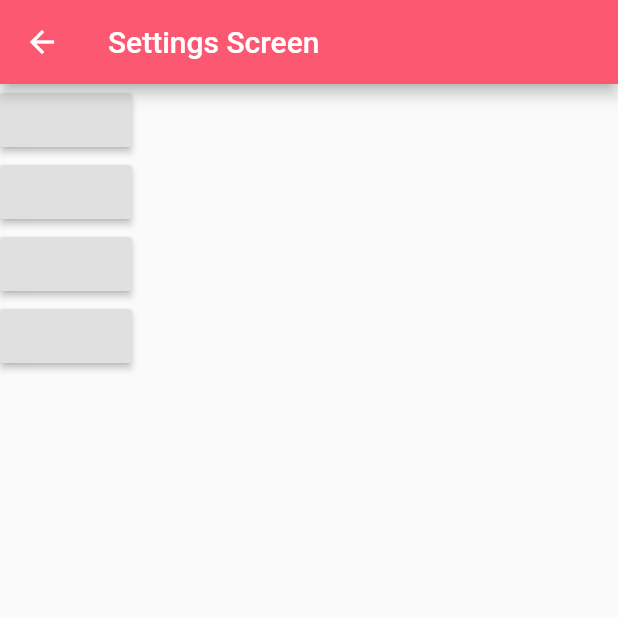
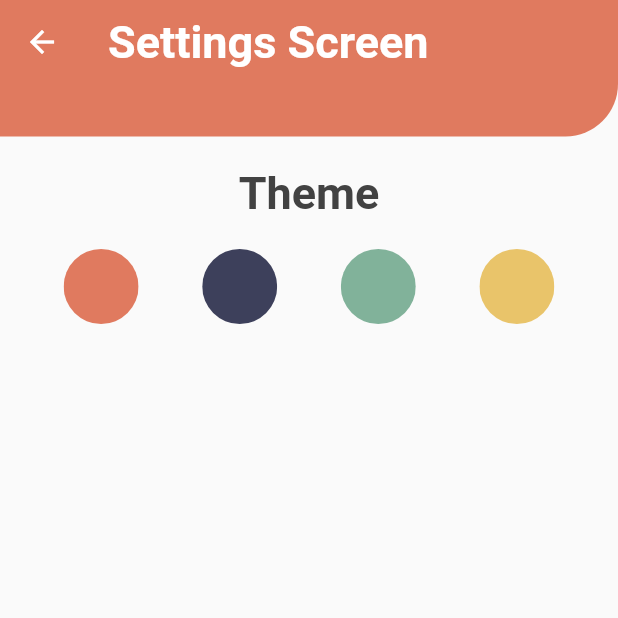
Before and after one commit to zestybean/what-todo, a Flutter app: the SettingsScreen screen opened by its route, on a phone screen of 412 x 824 dp, the top half of it. Run offline on Flutter 3.47's test engine with Material 2 defaults, Android fonts, the phone set to English and light mode, and no system bars; our stand-ins replace font_awesome_flutter, google_fonts, image_picker, shared_preferences, sqflite; accounts and stored records are empty; Roboto replaces fonts that are missing (Economica).

Commit message:
Setting page styled and ready for next build

```diff
--- a/lib/helper/theme_provider.dart
+++ b/lib/helper/theme_provider.dart
@@ -19,7 +19,7 @@ class ThemeProvider with ChangeNotifier {
         } else if (themeMode == 'light2') {
           _themeData = lightTheme2;
         } else if (themeMode == 'light3') {
-          _themeData = lightTheme2;
+          _themeData = lightTheme3;
         } else {
           _themeData = lightTheme4;
         }
--- a/lib/screens/drawer_screens/about_screen.dart
+++ b/lib/screens/drawer_screens/about_screen.dart
@@ -14,10 +14,9 @@ class AboutScreen extends StatelessWidget {
   @override
   Widget build(BuildContext context) {
     return Scaffold(
-      backgroundColor: headerColor,
+      backgroundColor: Theme.of(context).appBarTheme.color,
       appBar: AppBar(
         elevation: 0.0,
-        backgroundColor: headerColor,
         title: Text(
           'About',
           style: headerNoteStyle,
@@ -36,11 +35,11 @@ class AboutScreen extends StatelessWidget {
                 children: [
                   Text(
                     'Quick',
-                    style: headerRideStyle,
+                    style: boldWhiteMinus,
                   ),
                   Text(
                     'Notes',
-                    style: headerNoteStyle,
+                    style: boldWhitePlus,
                   ),
                 ],
               ),
--- a/lib/screens/drawer_screens/settings_screen.dart
+++ b/lib/screens/drawer_screens/settings_screen.dart
@@ -1,5 +1,8 @@
 //Flutter
 import 'package:flutter/material.dart';
+
+//Utils
+import 'package:what_todo_app/utils/utils.dart';
 
 //Helpers
 import '../../helper/helpers.dart';
@@ -15,33 +18,65 @@ class SettingsScreen extends StatelessWidget {
     return Consumer<ThemeProvider>(
       builder: (context, theme, _) => Scaffold(
         appBar: AppBar(
-          title: Text('Settings Screen'),
+          elevation: 0.0,
+          title: Text(
+            'Settings Screen',
+            style: boldPlus,
+          ),
         ),
         body: Column(
+          mainAxisAlignment: MainAxisAlignment.start,
           children: [
-            RaisedButton(
-              onPressed: () {
-                theme.setLightMode(1);
-              },
+            Container(
+              decoration: BoxDecoration(
+                color: Theme.of(context).appBarTheme.color,
+                borderRadius: BorderRadius.only(
+                  bottomRight: Radius.circular(75.0),
+                ),
+              ),
+              height: 35,
+              width: double.infinity,
+              child: null,
             ),
-            RaisedButton(
-              onPressed: () {
-                theme.setLightMode(2);
-              },
+            Padding(
+              padding: const EdgeInsets.only(top: 20.0, bottom: 20.0),
+              child: Text(
+                'Theme',
+                style: boldPlus,
+              ),
             ),
-            RaisedButton(
-              onPressed: () {
-                theme.setLightMode(3);
-              },
-            ),
-            RaisedButton(
-              onPressed: () {
-                theme.setLightMode(4);
-              },
+            Padding(
+              padding: const EdgeInsets.only(bottom: 10.0),
+              child: Row(
+                mainAxisAlignment: MainAxisAlignment.spaceEvenly,
+                children: [
+                  _themeButton(1, theme, headerColor1),
+                  _themeButton(2, theme, headerColor2),
+                  _themeButton(3, theme, headerColor3),
+                  _themeButton(4, theme, headerColor4),
+                ],
+              ),
             ),
           ],
         ),
       ),
     );
   }
+
+  Widget _themeButton(int selection, ThemeProvider theme, Color color) {
+    return ClipOval(
+      child: Material(
+        color: color,
+        child: InkWell(
+          child: SizedBox(
+            height: 50.0,
+            width: 50.0,
+          ),
+          onTap: () {
+            theme.setLightMode(selection);
+          },
+        ),
+      ),
+    );
+  }
 }
--- a/lib/screens/splash_screen.dart
+++ b/lib/screens/splash_screen.dart
@@ -51,7 +51,7 @@ class _SplashScreenState extends State<SplashScreen> {
     //The splash screen properties
     return Scaffold(
       body: Container(
-        color: headerColor,
+        color: Theme.of(context).appBarTheme.color,
         child: Center(
           child: Column(
             crossAxisAlignment: CrossAxisAlignment.center,
--- a/lib/utils/constants.dart
+++ b/lib/utils/constants.dart
@@ -12,6 +12,14 @@ const grey2 = Color(0xFF6D6D6D);
 const black = Color(0xFF1C1C1C);
 const black2 = Color(0xFF424242);
 const headerColor = Color(0xFFFD5872);
+
+const backgroundColor = Color(0xFFf4f1de);
+
+const headerColor1 = Color(0xFFe07a5f);
+const headerColor2 = Color(0xFF3d405b);
+const headerColor3 = Color(0xFF81b29a);
+const headerColor4 = Color(0xFFe9c46a);
+
 const white = Colors.white;
 
 var headerRideStyle = GoogleFonts.economica(
@@ -53,7 +61,7 @@ var boldPlus = GoogleFonts.economica(
 var boldWhitePlus = GoogleFonts.economica(
   textStyle: TextStyle(
     fontSize: 30.0,
-    //color: Colors.white,
+    color: Colors.white,
     fontWeight: FontWeight.bold,
   ),
 );
@@ -61,7 +69,7 @@ var boldWhitePlus = GoogleFonts.economica(
 var boldWhiteMinus = GoogleFonts.economica(
   textStyle: TextStyle(
     fontSize: 25.0,
-    //color: Colors.white,
+    color: Colors.white,
     fontWeight: FontWeight.w300,
   ),
 );
@@ -69,7 +77,7 @@ var boldWhiteMinus = GoogleFonts.economica(
 var versionBoldMinus = GoogleFonts.economica(
   textStyle: TextStyle(
     fontSize: 15.0,
-    //color: Colors.white,
+    color: Colors.white,
     fontWeight: FontWeight.w200,
   ),
 );
@@ -77,7 +85,6 @@ var versionBoldMinus = GoogleFonts.economica(
 var dividerMenuTitle = GoogleFonts.economica(
   textStyle: TextStyle(
     fontSize: 30.0,
-    //color: black2,
     fontWeight: FontWeight.bold,
   ),
 );
@@ -150,37 +157,54 @@ final darkTheme = ThemeData(
 );
 
 final lightTheme = ThemeData(
+  textTheme: TextTheme(
+    bodyText1: TextStyle(color: black2),
+    bodyText2: TextStyle(color: black2),
+  ),
+  highlightColor: Colors.green,
   brightness: Brightness.light,
   floatingActionButtonTheme:
-      FloatingActionButtonThemeData(backgroundColor: headerColor),
+      FloatingActionButtonThemeData(backgroundColor: headerColor1),
   appBarTheme: AppBarTheme(
-    color: headerColor,
+    color: headerColor1,
   ),
 );
 
 final lightTheme2 = ThemeData(
+  textTheme: TextTheme(
+    bodyText1: TextStyle(color: black2),
+    bodyText2: TextStyle(color: black2),
+  ),
   brightness: Brightness.light,
   floatingActionButtonTheme:
-      FloatingActionButtonThemeData(backgroundColor: Colors.grey),
+      FloatingActionButtonThemeData(backgroundColor: headerColor2),
   appBarTheme: AppBarTheme(
-    color: Colors.grey,
+    color: headerColor2,
   ),
 );
 
 final lightTheme3 = ThemeData(
+  textTheme: TextTheme(
+    bodyText1: TextStyle(color: black2),
+    bodyText2: TextStyle(color: black2),
+  ),
   brightness: Brightness.light,
   floatingActionButtonTheme:
-      FloatingActionButtonThemeData(backgroundColor: Colors.amber),
+      FloatingActionButtonThemeData(backgroundColor: headerColor3),
   appBarTheme: AppBarTheme(
-    color: Colors.amber,
+    color: headerColor3,
   ),
 );
 
 final lightTheme4 = ThemeData(
+  textTheme: TextTheme(
+    bodyText1: TextStyle(color: black2),
+    bodyText2: TextStyle(color: black2),
+  ),
   brightness: Brightness.light,
   floatingActionButtonTheme:
-      FloatingActionButtonThemeData(backgroundColor: Colors.blue),
+      FloatingActionButtonThemeData(backgroundColor: headerColor4),
   appBarTheme: AppBarTheme(
-    color: Colors.blue,
+    color: headerColor4,
   ),
 );
```
